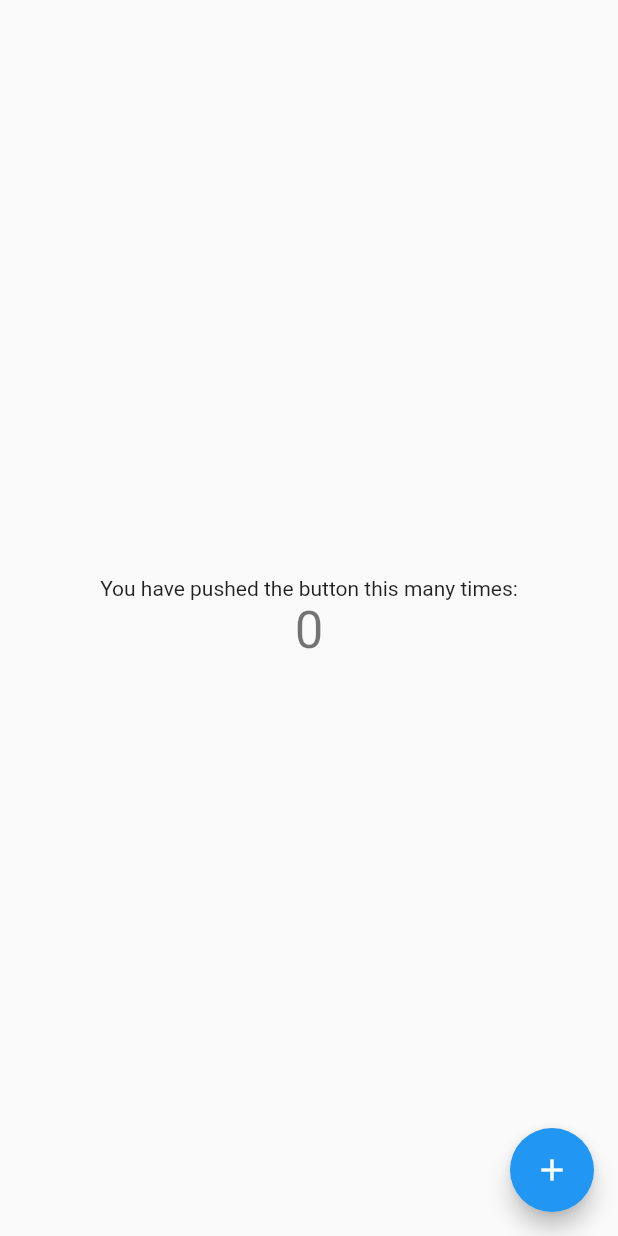
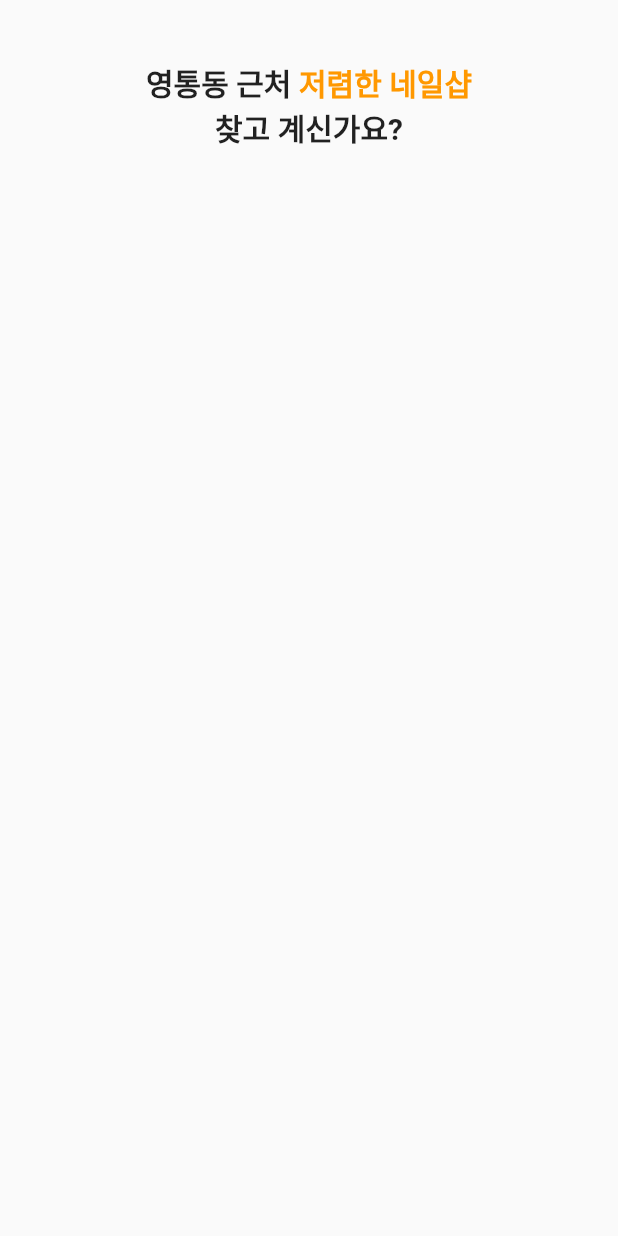
Before and after one commit to chb1828/-carrot-market-clone, a Flutter app: the NearBy screen opened directly, on a phone screen of 412 x 824 dp. Run offline on Flutter 3.47's test engine with Material 2 defaults, Android fonts, the light colour scheme and no system bars.

Commit message:
글자 변경 코드

```diff
--- a/lib/chatting/chatting.dart
+++ b/lib/chatting/chatting.dart
@@ -27,7 +27,10 @@ class _ChattingState extends State<Chatting> {
           mainAxisAlignment: MainAxisAlignment.center,
           children: <Widget>[
             Text(
-              'You have pushed the button this many times:',
+              '채팅기능은 준비중입니다.',
+            ),
+            Text(
+              '플로팅 액션 버튼을 누르면 숫자가 올라갑니다.',
             ),
             Text(
               '$_counter',
--- a/lib/home/home.dart
+++ b/lib/home/home.dart
@@ -75,7 +75,7 @@ class _HomeState extends State<Home> with AutomaticKeepAliveClientMixin{
                   }
               ),
               Center(
-                child: Text("1"),
+                child: Text("준비중"),
               )
             ],
           )
--- a/lib/home/search.dart
+++ b/lib/home/search.dart
@@ -49,13 +49,13 @@ class _SearchState extends State<Search> {
           body: TabBarView (
             children: [
               Center(
-                child: Text("0"),
+                child: Text("준비중 1"),
               ),
               Center(
-                child: Text("1"),
+                child: Text("준비중 2"),
               ),
               Center(
-                child: Text("2"),
+                child: Text("준비중 3"),
               )
             ],
           )
--- /dev/null
+++ b/lib/nearby/changeString.dart
@@ -0,0 +1,62 @@
+import 'dart:async';
+import 'package:flutter/material.dart';
+
+
+class SimpleClock extends StatefulWidget {
+  _SimpleClockState createState() => _SimpleClockState();
+}
+class _SimpleClockState extends State<SimpleClock> {
+  String _now;
+  Timer _everySecond;
+
+  @override
+  void initState() {
+    super.initState();
+    List<String> _stringData = ["머리 잘하는 곳","저렴한 네일샵","원데이 클래스","배송가능 용달","인테리어 서비스","가볼만한 카페"];
+    _now = _stringData[0];
+    int _count = 1;
+    _everySecond = Timer.periodic(Duration(seconds: 1), (Timer t) {
+      if (!mounted) return;
+      if(_count < _stringData.length)  {
+        setState(() {
+          _now = _stringData[_count];
+          _count++;
+        });
+      }else {
+        setState(() {
+          _count = 0;
+          _now = _stringData[_count];
+          _count++;
+        });
+      }
+    });
+  }
+
+  @override
+  Widget build(BuildContext context) {
+    return Center(
+        child: GestureDetector(
+            child: Column(
+              children: [
+                Container(
+                    child: Row(
+                      mainAxisAlignment: MainAxisAlignment.center,
+                      crossAxisAlignment: CrossAxisAlignment.center,
+                      children: [
+                        Text("영통동 근처 ",style: TextStyle(fontWeight: FontWeight.bold,fontSize: 20.0)),
+                        Text(_now,style: TextStyle(fontWeight: FontWeight.bold,fontSize: 20.0,color: Colors.orange),)
+                      ],
+                    )),
+                Container(
+                    child: Row(
+                      mainAxisAlignment: MainAxisAlignment.center,
+                      crossAxisAlignment: CrossAxisAlignment.center,
+                      children: [
+                        Text("찾고 계신가요?",style: TextStyle(fontWeight: FontWeight.bold,fontSize: 20.0)),
+                      ],
+                    )),
+              ],
+            )));
+
+  }
+}
--- a/lib/nearby/nearby.dart
+++ b/lib/nearby/nearby.dart
@@ -1,4 +1,7 @@
+import 'dart:async';
+
 import 'package:flutter/material.dart';
+import 'package:market_clone/nearby/changeString.dart';
 
 class NearBy extends StatefulWidget {
   @override
@@ -17,25 +20,13 @@ class _NearByState extends State<NearBy> {
   @override
   Widget build(BuildContext context) {
     return Scaffold(
-      floatingActionButton: FloatingActionButton(
-        onPressed: _incrementCounter,
-        tooltip: 'Increment',
-        child: Icon(Icons.add),
+        body: SingleChildScrollView(
+      padding: EdgeInsets.all(40),
+      child: Column(
+        children: [
+          SimpleClock()
+        ],
       ),
-      body: Center(
-        child: Column(
-          mainAxisAlignment: MainAxisAlignment.center,
-          children: <Widget>[
-            Text(
-              'You have pushed the button this many times:',
-            ),
-            Text(
-              '$_counter',
-              style: Theme.of(context).textTheme.display1,
-            ),
-          ],
-        ),
-      ),
-    );
+    ));
   }
 }
```
